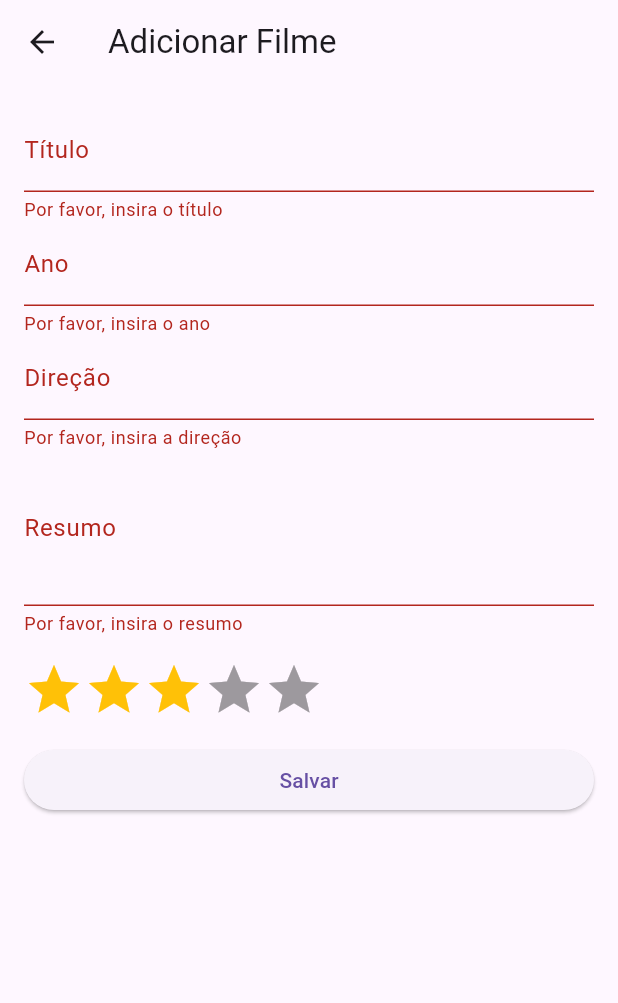
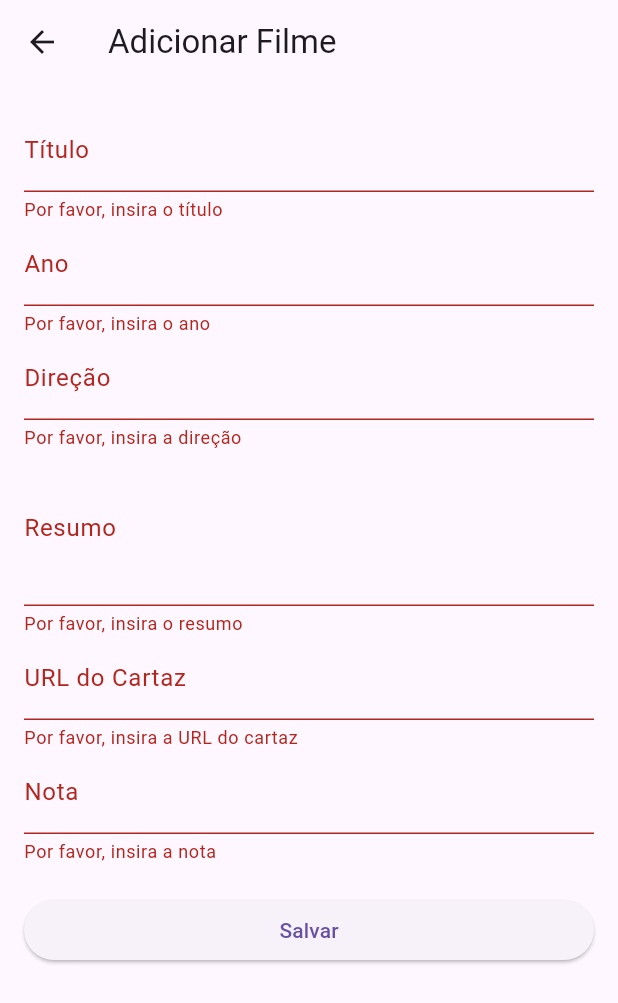
Before and after one commit to brunojamelli/app_catalogo_filmes, a Flutter app: the CadastroScreen screen opened directly, after a tap on "Salvar", on a phone screen of 412 x 824 dp. Shown: the top 1003 px of the screen. Run offline on Flutter 3.47's test engine with Material 3 defaults, Android fonts, the phone set to English and light mode, and no system bars; drawn by our look-alikes of flutter_rating_bar; our stand-ins replace sqflite; accounts and stored records are empty.

Commit message:
feat: organização das telas em uma camada separada

```diff
--- a/lib/cadastro_screen.dart
+++ b/lib/screens/cadastro_screen.dart
@@ -1,9 +1,9 @@
 import 'package:flutter/material.dart';
-import 'package:flutter_rating_bar/flutter_rating_bar.dart';
-import 'database.dart';
+import '../models/filme.dart';
+import '../services/database.dart';
 
 class CadastroScreen extends StatefulWidget {
-  final Map<String, dynamic>? filme;
+  final Filme? filme;
 
   CadastroScreen({this.filme});
 
@@ -17,59 +17,19 @@ class _CadastroScreenState extends State<CadastroScreen> {
   final _anoController = TextEditingController();
   final _direcaoController = TextEditingController();
   final _resumoController = TextEditingController();
-  double _nota = 3;
-
-  // Lista de URLs de cartazes
-  final List<String> _cartazes = [
-    'https://image.tmdb.org/t/p/w500/rPdtL9s8cUROZK1hRflLQ9f7VnW.jpg', // O Poderoso Chefão
-    'https://image.tmdb.org/t/p/w500/8ZBY6YR9QYVDWX4Z3zQvJz4ZzZz.jpg', // O Senhor dos Anéis
-    'https://image.tmdb.org/t/p/w500/nBNZadXqJSdt05SHLqgT0HuC5Gm.jpg', // Interestelar
-    'https://image.tmdb.org/t/p/w500/7IiTTgloJzvGI1TAYymCfbfl3vT.jpg', // Outro filme
-    'https://image.tmdb.org/t/p/w500/9xjZS2rlVxm8SFx8kPC3aIGCOYQ.jpg', // Outro filme
-    'https://image.tmdb.org/t/p/w500/1Lh9LER4xRQ3INFFi2dfS2hpRwv.jpg', // Outro filme
-    'https://image.tmdb.org/t/p/w500/6oom5QYQ2yQTMJIbnvbkBL9cHo6.jpg', // Outro filme
-  ];
-
-  // Método para selecionar uma URL aleatória
-  String _getRandomPoster() {
-    final random = DateTime.now().millisecondsSinceEpoch % _cartazes.length;
-    return _cartazes[random];
-  }
+  final _urlCartazController = TextEditingController();
+  final _notaController = TextEditingController();
 
   @override
   void initState() {
     super.initState();
     if (widget.filme != null) {
-      _tituloController.text = widget.filme!['titulo'];
-      _anoController.text = widget.filme!['ano'].toString();
-      _direcaoController.text = widget.filme!['direcao'];
-      _resumoController.text = widget.filme!['resumo'];
-      _nota = widget.filme!['nota'].toDouble();
-    }
-  }
-
-  void _salvarFilme() async {
-    if (_formKey.currentState!.validate()) {
-      final filme = {
-        'titulo': _tituloController.text,
-        'ano': int.parse(_anoController.text),
-        'direcao': _direcaoController.text,
-        'resumo': _resumoController.text,
-        'url_cartaz': _getRandomPoster(), // Atribui uma URL aleatória
-        'nota': _nota.round(),
-      };
-
-      if (widget.filme != null) {
-        filme['id'] = widget.filme!['id'];
-        await DatabaseHelper().updateFilme(filme);
-      } else {
-        await DatabaseHelper().insertFilme(filme);
-      }
-
-      ScaffoldMessenger.of(context).showSnackBar(
-        SnackBar(content: Text('Filme salvo com sucesso!')),
-      );
-      Navigator.pop(context);
+      _tituloController.text = widget.filme!.titulo;
+      _anoController.text = widget.filme!.ano.toString();
+      _direcaoController.text = widget.filme!.direcao;
+      _resumoController.text = widget.filme!.resumo;
+      _urlCartazController.text = widget.filme!.urlCartaz;
+      _notaController.text = widget.filme!.nota.toString();
     }
   }
 
@@ -80,7 +40,7 @@ class _CadastroScreenState extends State<CadastroScreen> {
         title: Text(widget.filme == null ? 'Adicionar Filme' : 'Editar Filme'),
       ),
       body: Padding(
-        padding: const EdgeInsets.all(16.0),
+        padding: EdgeInsets.all(16.0),
         child: Form(
           key: _formKey,
           child: ListView(
@@ -127,21 +87,28 @@ class _CadastroScreenState extends State<CadastroScreen> {
                   return null;
                 },
               ),
-              SizedBox(height: 16),
-              RatingBar.builder(
-                initialRating: _nota,
-                minRating: 1,
-                direction: Axis.horizontal,
-                allowHalfRating: false,
-                itemCount: 5,
-                itemBuilder: (context, _) => Icon(Icons.star, color: Colors.amber),
-                onRatingUpdate: (rating) {
-                  setState(() {
-                    _nota = rating;
-                  });
+              TextFormField(
+                controller: _urlCartazController,
+                decoration: InputDecoration(labelText: 'URL do Cartaz'),
+                validator: (value) {
+                  if (value == null || value.isEmpty) {
+                    return 'Por favor, insira a URL do cartaz';
+                  }
+                  return null;
                 },
               ),
-              SizedBox(height: 16),
+              TextFormField(
+                controller: _notaController,
+                decoration: InputDecoration(labelText: 'Nota'),
+                keyboardType: TextInputType.number,
+                validator: (value) {
+                  if (value == null || value.isEmpty) {
+                    return 'Por favor, insira a nota';
+                  }
+                  return null;
+                },
+              ),
+              SizedBox(height: 20),
               ElevatedButton(
                 onPressed: _salvarFilme,
                 child: Text('Salvar'),
@@ -152,4 +119,27 @@ class _CadastroScreenState extends State<CadastroScreen> {
       ),
     );
   }
+
+  Future<void> _salvarFilme() async {
+    if (_formKey.currentState!.validate()) {
+      final filme = Filme(
+        id: widget.filme?.id ?? 0,
+        titulo: _tituloController.text,
+        ano: int.parse(_anoController.text),
+        direcao: _direcaoController.text,
+        resumo: _resumoController.text,
+        urlCartaz: _urlCartazController.text,
+        nota: double.parse(_notaController.text),
+      );
+
+      final databaseService = DatabaseService();
+      if (widget.filme == null) {
+        await databaseService.insertFilme(filme);
+      } else {
+        await databaseService.updateFilme(filme);
+      }
+
+      Navigator.pop(context);
+    }
+  }
 }
```
Also changed, not shown: lib/home_screen.dart (deleted, +0 -142 lines), lib/main.dart (+3 -22 lines), lib/screens/home_screen.dart (added, +85 -0 lines).
